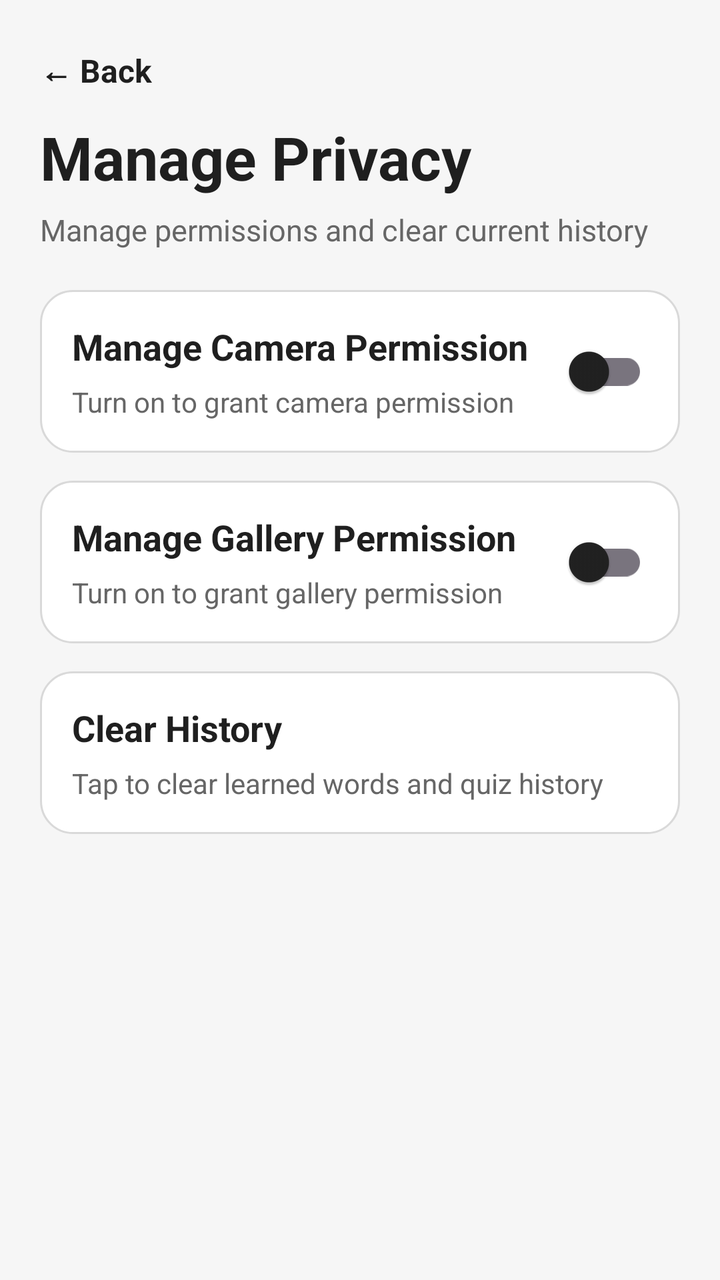
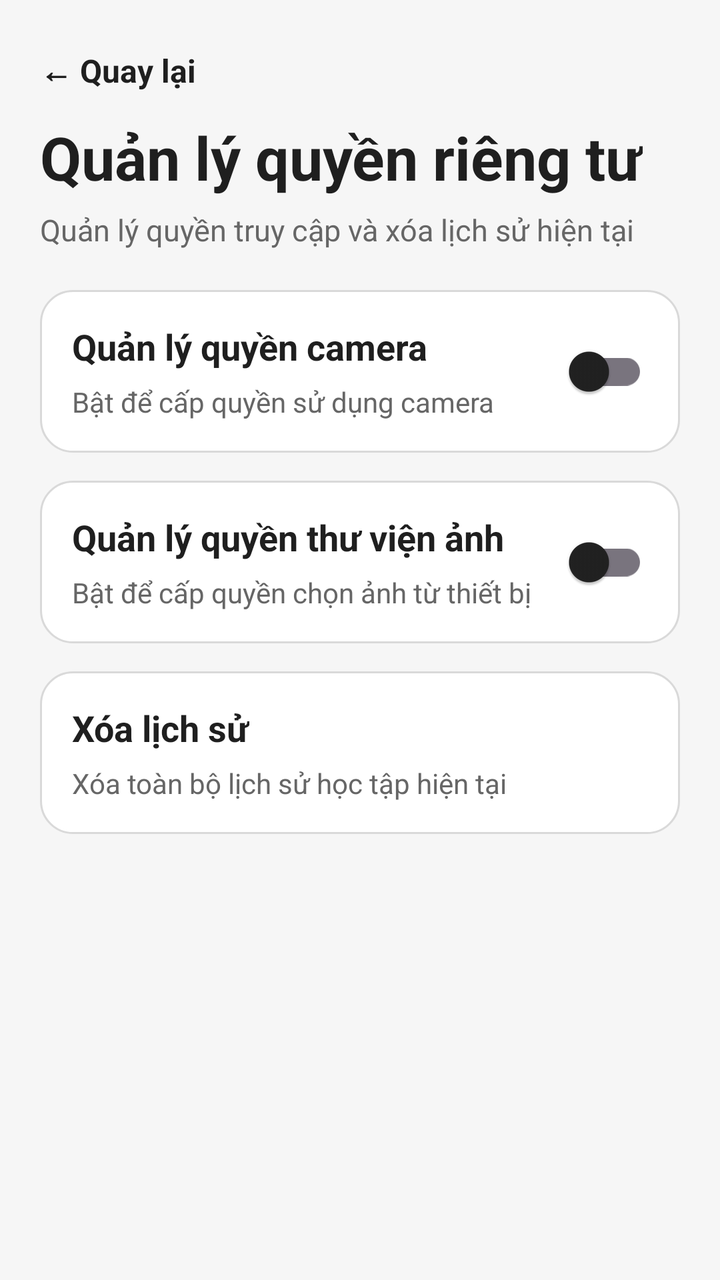

Before-and-after screenshots of an Android layout around one commit, followed by the original layout XML and the change that was made.
<!-- AndroidManifest.xml: application theme Theme.MyApplication -->
<!-- res/layout/fragment_settings_privacy.xml -->
<?xml version="1.0" encoding="utf-8"?>
<ScrollView xmlns:android="http://schemas.android.com/apk/res/android"
    xmlns:app="http://schemas.android.com/apk/res-auto"
    android:layout_width="match_parent"
    android:layout_height="match_parent"
    android:fillViewport="true"
    android:background="#F6F6F6">

    <LinearLayout
        android:layout_width="match_parent"
        android:layout_height="wrap_content"
        android:orientation="vertical"
        android:padding="20dp">

        <TextView
            android:id="@+id/btn_back_privacy"
            android:layout_width="wrap_content"
            android:layout_height="wrap_content"
            android:paddingTop="4dp"
            android:paddingBottom="12dp"
            android:text="← Back"
            android:textSize="16sp"
            android:textStyle="bold"
            android:textColor="#1F1F1F"
            android:clickable="true"
            android:focusable="true"
            android:background="?attr/selectableItemBackgroundBorderless" />

        <TextView
            android:layout_width="wrap_content"
            android:layout_height="wrap_content"
            android:text="Manage Privacy"
            android:textSize="30sp"
            android:textStyle="bold"
            android:textColor="#1F1F1F" />

        <TextView
            android:layout_width="wrap_content"
            android:layout_height="wrap_content"
            android:layout_marginTop="6dp"
            android:layout_marginBottom="20dp"
            android:text="Manage permissions and clear current history"
            android:textSize="15sp"
            android:textColor="#666666" />

        <LinearLayout
            android:id="@+id/layout_camera_permission"
            android:layout_width="match_parent"
            android:layout_height="wrap_content"
            android:layout_marginBottom="14dp"
            android:background="@drawable/bg_settings_card_clickable"
            android:clickable="true"
            android:focusable="true"
            android:gravity="center_vertical"
            android:orientation="horizontal"
            android:padding="16dp">

            <LinearLayout
                android:layout_width="0dp"
                android:layout_height="wrap_content"
                android:layout_weight="1"
                android:orientation="vertical">

                <TextView
                    android:layout_width="wrap_content"
                    android:layout_height="wrap_content"
                    android:text="Manage Camera Permission"
                    android:textSize="18sp"
                    android:textStyle="bold"
                    android:textColor="#1F1F1F" />

                <TextView
                    android:layout_width="wrap_content"
                    android:layout_height="wrap_content"
                    android:layout_marginTop="6dp"
                    android:text="Turn on to grant camera permission"
                    android:textSize="14sp"
                    android:textColor="#666666" />
            </LinearLayout>

            <com.google.android.material.switchmaterial.SwitchMaterial
                android:id="@+id/switch_camera_permission"
                android:layout_width="wrap_content"
                android:layout_height="wrap_content"
                app:useMaterialThemeColors="true" />
        </LinearLayout>

        <LinearLayout
            android:id="@+id/layout_gallery_permission"
            android:layout_width="match_parent"
            android:layout_height="wrap_content"
            android:layout_marginBottom="14dp"
            android:background="@drawable/bg_settings_card_clickable"
            android:clickable="true"
            android:focusable="true"
            android:gravity="center_vertical"
            android:orientation="horizontal"
            android:padding="16dp">

            <LinearLayout
                android:layout_width="0dp"
                android:layout_height="wrap_content"
                android:layout_weight="1"
                android:orientation="vertical">

                <TextView
                    android:layout_width="wrap_content"
                    android:layout_height="wrap_content"
                    android:text="Manage Gallery Permission"
                    android:textSize="18sp"
                    android:textStyle="bold"
                    android:textColor="#1F1F1F" />

                <TextView
                    android:layout_width="wrap_content"
                    android:layout_height="wrap_content"
                    android:layout_marginTop="6dp"
                    android:text="Turn on to grant gallery permission"
                    android:textSize="14sp"
                    android:textColor="#666666" />
            </LinearLayout>

            <com.google.android.material.switchmaterial.SwitchMaterial
                android:id="@+id/switch_gallery_permission"
                android:layout_width="wrap_content"
                android:layout_height="wrap_content"
                app:useMaterialThemeColors="true" />
        </LinearLayout>

        <LinearLayout
            android:id="@+id/layout_clear_history"
            android:layout_width="match_parent"
            android:layout_height="wrap_content"
            android:background="@drawable/bg_settings_card_clickable"
            android:clickable="true"
            android:focusable="true"
            android:orientation="vertical"
            android:padding="16dp">

            <TextView
                android:layout_width="wrap_content"
                android:layout_height="wrap_content"
                android:text="Clear History"
                android:textSize="18sp"
                android:textStyle="bold"
                android:textColor="#1F1F1F" />

            <TextView
                android:layout_width="wrap_content"
                android:layout_height="wrap_content"
                android:layout_marginTop="6dp"
                android:text="Tap to clear learned words and quiz history"
                android:textSize="14sp"
                android:textColor="#666666" />
        </LinearLayout>

    </LinearLayout>
</ScrollView>
<!-- resources referenced by this layout -->
<resources>
  <!-- drawable bg_settings_card_clickable (drawable) -->
  <?xml version="1.0" encoding="utf-8"?>
  <ripple xmlns:android="http://schemas.android.com/apk/res/android"
      android:color="#22000000">
  
      <item>
          <shape>
              <solid android:color="#FFFFFF" />
              <corners android:radius="16dp" />
              <stroke
                  android:width="1dp"
                  android:color="#D9D9D9" />
          </shape>
      </item>
  </ripple>
  <style name="Theme.MyApplication" parent="Theme.Material3.DayNight.NoActionBar">
          
          <item name="colorPrimary">@color/primary_color</item>
          <item name="colorPrimaryVariant">@color/primary_variant</item>
          <item name="colorOnPrimary">@color/white</item>
          <item name="colorSecondary">@color/secondary_color</item>
          <item name="colorOnSecondary">@color/black</item>
          <item name="colorError">@color/error_color</item>
          <item name="colorOnError">@color/white</item>
          <item name="colorSurface">@color/surface_color</item>
          <item name="colorOnSurface">@color/primary_text</item>
          <item name="android:colorBackground">@color/background_color</item>
          <item name="colorOnBackground">@color/primary_text</item>
      </style>
  <color name="primary_color">#FF6200EE</color>
  <color name="primary_variant">#FF3700B3</color>
  <color name="white">#FFFFFFFF</color>
  <color name="secondary_color">#FF03DAC5</color>
  <color name="black">#FF000000</color>
  <color name="error_color">#FFB00020</color>
  <color name="surface_color">#FFFFFFFF</color>
  <color name="primary_text">#FF212121</color>
  <color name="background_color">#FFF5F5F5</color>
</resources>

<!-- the commit's change to res/layout/fragment_settings_privacy.xml (unified diff, before → after) -->
@@ -18,7 +18,7 @@
             android:layout_height="wrap_content"
             android:paddingTop="4dp"
             android:paddingBottom="12dp"
-            android:text="← Back"
+            android:text="@string/back"
             android:textSize="16sp"
             android:textStyle="bold"
             android:textColor="#1F1F1F"
@@ -29,7 +29,7 @@
         <TextView
             android:layout_width="wrap_content"
             android:layout_height="wrap_content"
-            android:text="Manage Privacy"
+            android:text="@string/manage_privacy"
             android:textSize="30sp"
             android:textStyle="bold"
             android:textColor="#1F1F1F" />
@@ -39,7 +39,7 @@
             android:layout_height="wrap_content"
             android:layout_marginTop="6dp"
             android:layout_marginBottom="20dp"
-            android:text="Manage permissions and clear current history"
+            android:text="@string/manage_privacy_title_desc"
             android:textSize="15sp"
             android:textColor="#666666" />
 
@@ -64,7 +64,7 @@
                 <TextView
                     android:layout_width="wrap_content"
                     android:layout_height="wrap_content"
-                    android:text="Manage Camera Permission"
+                    android:text="@string/manage_camera_permission"
                     android:textSize="18sp"
                     android:textStyle="bold"
                     android:textColor="#1F1F1F" />
@@ -73,9 +73,10 @@
                     android:layout_width="wrap_content"
                     android:layout_height="wrap_content"
                     android:layout_marginTop="6dp"
-                    android:text="Turn on to grant camera permission"
+                    android:text="@string/camera_permission_desc"
                     android:textSize="14sp"
                     android:textColor="#666666" />
+
             </LinearLayout>
 
             <com.google.android.material.switchmaterial.SwitchMaterial
@@ -83,6 +84,7 @@
                 android:layout_width="wrap_content"
                 android:layout_height="wrap_content"
                 app:useMaterialThemeColors="true" />
+
         </LinearLayout>
 
         <LinearLayout
@@ -106,7 +108,7 @@
                 <TextView
                     android:layout_width="wrap_content"
                     android:layout_height="wrap_content"
-                    android:text="Manage Gallery Permission"
+                    android:text="@string/manage_gallery_permission"
                     android:textSize="18sp"
                     android:textStyle="bold"
                     android:textColor="#1F1F1F" />
@@ -115,9 +117,10 @@
                     android:layout_width="wrap_content"
                     android:layout_height="wrap_content"
                     android:layout_marginTop="6dp"
-                    android:text="Turn on to grant gallery permission"
+                    android:text="@string/gallery_permission_desc"
                     android:textSize="14sp"
                     android:textColor="#666666" />
+
             </LinearLayout>
 
             <com.google.android.material.switchmaterial.SwitchMaterial
@@ -125,6 +128,7 @@
                 android:layout_width="wrap_content"
                 android:layout_height="wrap_content"
                 app:useMaterialThemeColors="true" />
+
         </LinearLayout>
 
         <LinearLayout
@@ -140,7 +144,7 @@
             <TextView
                 android:layout_width="wrap_content"
                 android:layout_height="wrap_content"
-                android:text="Clear History"
+                android:text="@string/clear_history"
                 android:textSize="18sp"
                 android:textStyle="bold"
                 android:textColor="#1F1F1F" />
@@ -149,10 +153,12 @@
                 android:layout_width="wrap_content"
                 android:layout_height="wrap_content"
                 android:layout_marginTop="6dp"
-                android:text="Tap to clear learned words and quiz history"
+                android:text="@string/clear_history_desc"
                 android:textSize="14sp"
                 android:textColor="#666666" />
+
         </LinearLayout>
 
     </LinearLayout>
+
 </ScrollView>
<!-- resource entries referenced after the edit -->
@@ -15,6 +15,15 @@
           </shape>
       </item>
   </ripple>
+  <string name="back">← Quay lại</string>
+  <string name="camera_permission_desc">Bật để cấp quyền sử dụng camera</string>
+  <string name="clear_history">Xóa lịch sử</string>
+  <string name="clear_history_desc">Xóa toàn bộ lịch sử học tập hiện tại</string>
+  <string name="gallery_permission_desc">Bật để cấp quyền chọn ảnh từ thiết bị</string>
+  <string name="manage_camera_permission">Quản lý quyền camera</string>
+  <string name="manage_gallery_permission">Quản lý quyền thư viện ảnh</string>
+  <string name="manage_privacy">Quản lý quyền riêng tư</string>
+  <string name="manage_privacy_title_desc">Quản lý quyền truy cập và xóa lịch sử hiện tại</string>
   <style name="Theme.MyApplication" parent="Theme.Material3.DayNight.NoActionBar">
           
           <item name="colorPrimary">@color/primary_color</item>
